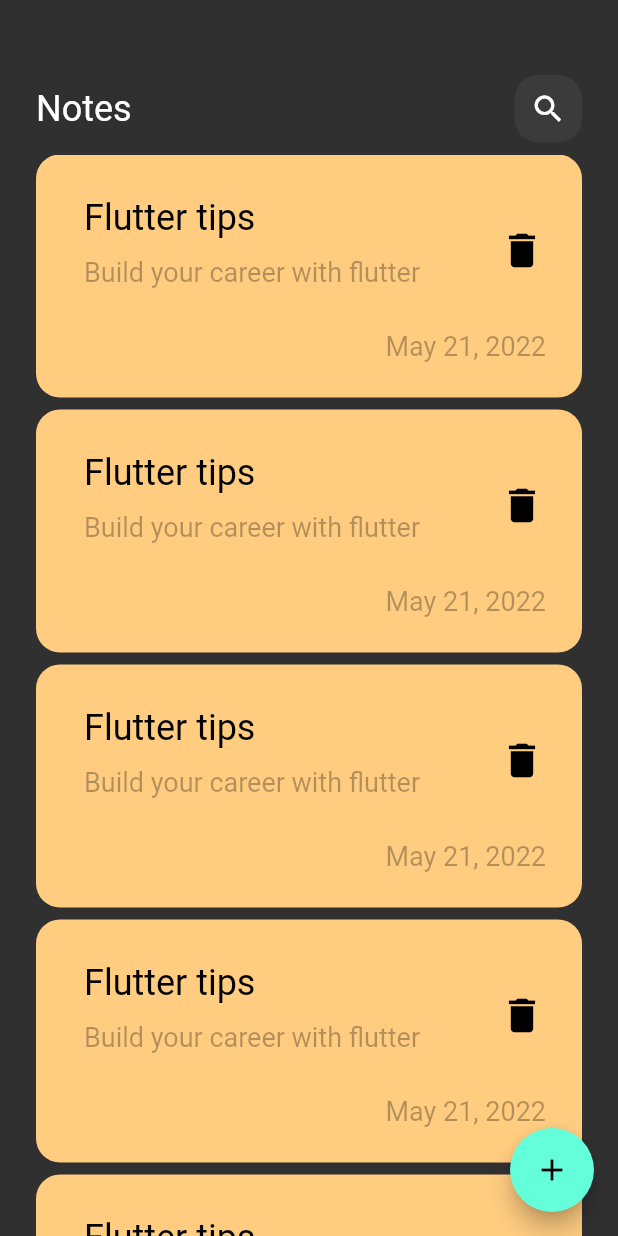
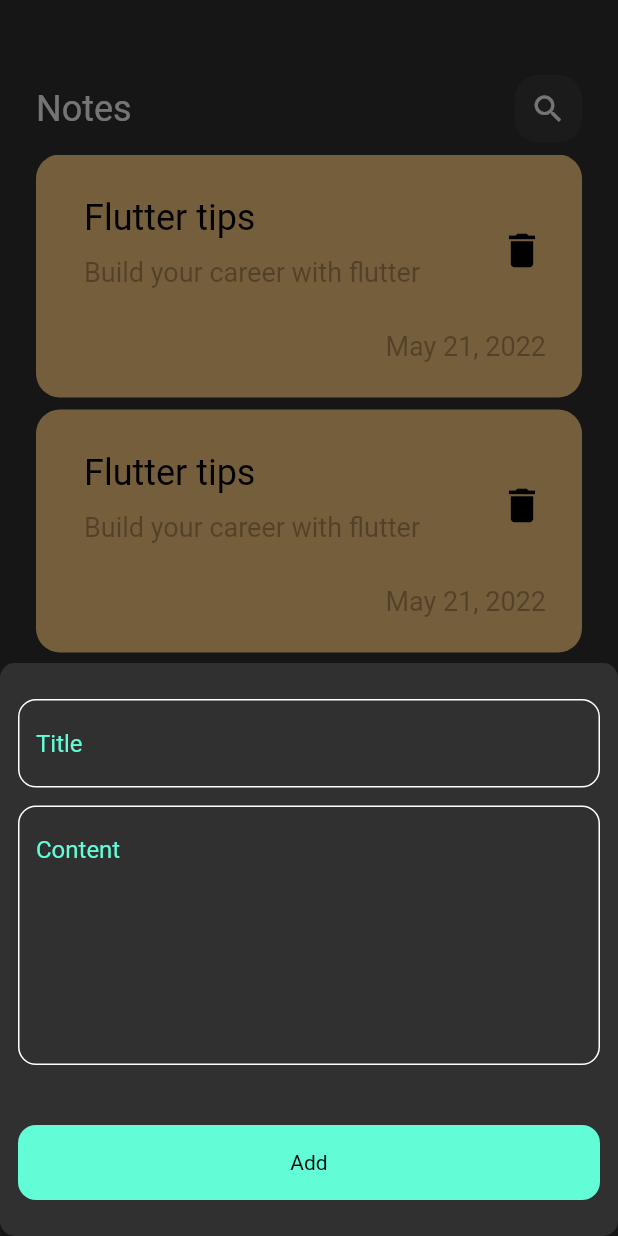
Before and after one commit to ahmedabdalla67/note_app, a Flutter app: the screen it shows after launch, after a tap on the "add" icon, on a phone screen of 412 x 824 dp. Run offline on Flutter 3.47's test engine with Material 2 defaults, Android fonts, the phone set to English and light mode, and no system bars.

Commit message:
build bottom modal sheet and custom text field

```diff
--- /dev/null
+++ b/lib/consts.dart
@@ -0,0 +1,3 @@
+import 'package:flutter/material.dart';
+
+const kPrimaryColor = Color(0xff62FCD7);
--- a/lib/views/notes_view.dart
+++ b/lib/views/notes_view.dart
@@ -1,6 +1,6 @@
 import 'package:flutter/material.dart';
-import 'package:note_app/views/widgets/custom_app_bar.dart';
-import 'package:note_app/views/widgets/note_list_view.dart';
+import 'package:note_app/views/widgets/add_note_bottom_sheet.dart';
+import 'package:note_app/views/widgets/note_view_body.dart';
 
 class NotesView extends StatelessWidget {
   const NotesView({super.key});
@@ -9,22 +9,17 @@ class NotesView extends StatelessWidget {
   Widget build(BuildContext context) {
     return Scaffold(
       floatingActionButton: FloatingActionButton(
-        onPressed: () {},
+        onPressed: () {
+          showModalBottomSheet(
+            shape:
+                RoundedRectangleBorder(borderRadius: BorderRadius.circular(10)),
+            context: context,
+            builder: (context) => const AddNoteBottomSheet(),
+          );
+        },
         child: const Icon(Icons.add),
       ),
-      body: const Padding(
-        padding: EdgeInsets.symmetric(horizontal: 24),
-        child: Column(
-          children: [
-            SizedBox(
-              height: 50,
-            ),
-            CustomAppBar(),
-            SizedBox(height: 8),
-            NoteListView(),
-          ],
-        ),
-      ),
+      body: const NoteViewBody(),
     );
   }
 }
--- /dev/null
+++ b/lib/views/widgets/add_note_bottom_sheet.dart
@@ -0,0 +1,34 @@
+import 'package:flutter/material.dart';
+import 'package:note_app/views/widgets/custom_button.dart';
+import 'package:note_app/views/widgets/custom_text_field.dart';
+
+class AddNoteBottomSheet extends StatelessWidget {
+  const AddNoteBottomSheet({super.key});
+
+  @override
+  Widget build(BuildContext context) {
+    return const Padding(
+      padding: EdgeInsets.symmetric(horizontal: 12, vertical: 24),
+      child: SingleChildScrollView(
+        child: Column(
+          children: [
+            CustomTextField(
+              hint: 'Title',
+            ),
+            SizedBox(
+              height: 12,
+            ),
+            CustomTextField(
+              hint: 'Content',
+              maxLines: 7,
+            ),
+            SizedBox(
+              height: 40,
+            ),
+            CustomButton(),
+          ],
+        ),
+      ),
+    );
+  }
+}
--- /dev/null
+++ b/lib/views/widgets/custom_button.dart
@@ -0,0 +1,25 @@
+import 'package:flutter/material.dart';
+import 'package:note_app/consts.dart';
+
+class CustomButton extends StatelessWidget {
+  const CustomButton({
+    super.key,
+  });
+
+  @override
+  Widget build(BuildContext context) {
+    return Container(
+      width: MediaQuery.of(context).size.width,
+      height: 50,
+      decoration: BoxDecoration(
+        borderRadius: BorderRadius.circular(12),
+        color: kPrimaryColor,
+      ),
+      child: const Center(
+          child: Text(
+        'Add',
+        style: TextStyle(color: Colors.black),
+      )),
+    );
+  }
+}
--- /dev/null
+++ b/lib/views/widgets/custom_text_field.dart
@@ -0,0 +1,29 @@
+import 'package:flutter/material.dart';
+import 'package:note_app/consts.dart';
+
+class CustomTextField extends StatelessWidget {
+  const CustomTextField({super.key, required this.hint, this.maxLines = 1});
+  final String hint;
+  final int maxLines;
+  @override
+  Widget build(BuildContext context) {
+    return TextField(
+      maxLines: maxLines,
+      cursorColor: kPrimaryColor,
+      decoration: InputDecoration(
+        hintText: hint,
+        hintStyle: const TextStyle(color: kPrimaryColor),
+        border: buildBorder(),
+        enabledBorder: buildBorder(),
+        focusedBorder: buildBorder(kPrimaryColor),
+      ),
+    );
+  }
+
+  OutlineInputBorder buildBorder([color]) {
+    return OutlineInputBorder(
+      borderRadius: BorderRadius.circular(12),
+      borderSide: BorderSide(color: color ?? Colors.white),
+    );
+  }
+}
--- a/lib/views/widgets/note_list_view.dart
+++ b/lib/views/widgets/note_list_view.dart
@@ -8,6 +8,7 @@ class NoteListView extends StatelessWidget {
   Widget build(BuildContext context) {
     return Expanded(
       child: ListView.separated(
+        padding: EdgeInsets.zero,
         itemBuilder: (context, index) {
           return const CustomNoteItem();
         },
--- /dev/null
+++ b/lib/views/widgets/note_view_body.dart
@@ -0,0 +1,24 @@
+import 'package:flutter/material.dart';
+import 'package:note_app/views/widgets/custom_app_bar.dart';
+import 'package:note_app/views/widgets/note_list_view.dart';
+
+class NoteViewBody extends StatelessWidget {
+  const NoteViewBody({super.key});
+
+  @override
+  Widget build(BuildContext context) {
+    return const Padding(
+      padding: EdgeInsets.symmetric(horizontal: 24),
+      child: Column(
+        children: [
+          SizedBox(
+            height: 50,
+          ),
+          CustomAppBar(),
+          SizedBox(height: 8),
+          NoteListView(),
+        ],
+      ),
+    );
+  }
+}
```
